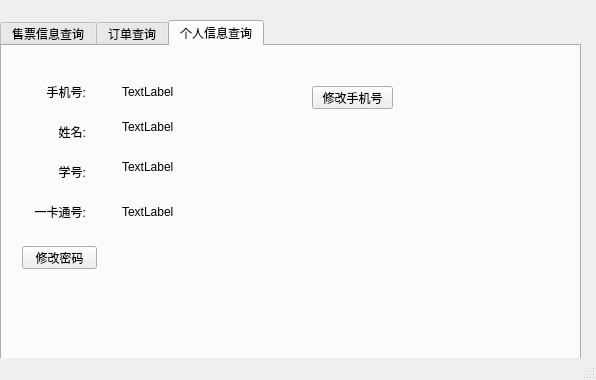
ticketgroup/qichedinggpiao, file Client/Dingpiao/dingpiaoxitong/mainwindow.ui: the form before one commit.
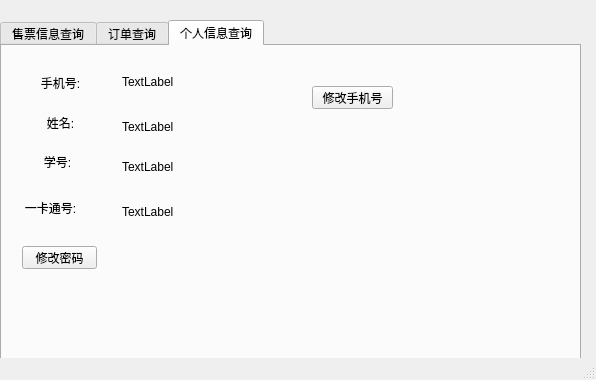
The form after the commit. The open tabs and pages were chosen to show the change.

Patch:
```diff
--- a/Client/Dingpiao/dingpiaoxitong/mainwindow.ui
+++ b/Client/Dingpiao/dingpiaoxitong/mainwindow.ui
@@ -373,58 +373,58 @@
      <widget class="QLabel" name="label">
       <property name="geometry">
        <rect>
-        <x>30</x>
-        <y>80</y>
-        <width>54</width>
-        <height>12</height>
+        <x>13</x>
+        <y>61</y>
+        <width>91</width>
+        <height>31</height>
        </rect>
       </property>
       <property name="text">
        <string>姓名:</string>
       </property>
       <property name="alignment">
-       <set>Qt::AlignRight|Qt::AlignTrailing|Qt::AlignVCenter</set>
+       <set>Qt::AlignCenter</set>
       </property>
      </widget>
      <widget class="QLabel" name="label_2">
       <property name="geometry">
        <rect>
-        <x>30</x>
-        <y>120</y>
-        <width>54</width>
-        <height>12</height>
+        <x>10</x>
+        <y>100</y>
+        <width>91</width>
+        <height>31</height>
        </rect>
       </property>
       <property name="text">
        <string>学号:</string>
       </property>
       <property name="alignment">
-       <set>Qt::AlignRight|Qt::AlignTrailing|Qt::AlignVCenter</set>
+       <set>Qt::AlignCenter</set>
       </property>
      </widget>
      <widget class="QLabel" name="label_3">
       <property name="geometry">
        <rect>
-        <x>30</x>
-        <y>160</y>
-        <width>54</width>
-        <height>12</height>
+        <x>3</x>
+        <y>131</y>
+        <width>91</width>
+        <height>61</height>
        </rect>
       </property>
       <property name="text">
        <string>一卡通号:</string>
       </property>
       <property name="alignment">
-       <set>Qt::AlignRight|Qt::AlignTrailing|Qt::AlignVCenter</set>
+       <set>Qt::AlignCenter</set>
       </property>
      </widget>
      <widget class="QLabel" name="label_6">
       <property name="geometry">
        <rect>
-        <x>30</x>
-        <y>40</y>
-        <width>54</width>
-        <height>12</height>
+        <x>13</x>
+        <y>21</y>
+        <width>91</width>
+        <height>31</height>
        </rect>
       </property>
       <property name="layoutDirection">
@@ -434,7 +434,7 @@
        <string>手机号:</string>
       </property>
       <property name="alignment">
-       <set>Qt::AlignRight|Qt::AlignTrailing|Qt::AlignVCenter</set>
+       <set>Qt::AlignCenter</set>
       </property>
      </widget>
      <widget class="QPushButton" name="pushButton_2">
@@ -470,7 +470,7 @@
       <property name="geometry">
        <rect>
         <x>120</x>
-        <y>20</y>
+        <y>10</y>
         <width>121</width>
         <height>51</height>
        </rect>
```
Left out of the diff: 37 changed lines with no effect on the pictures.
